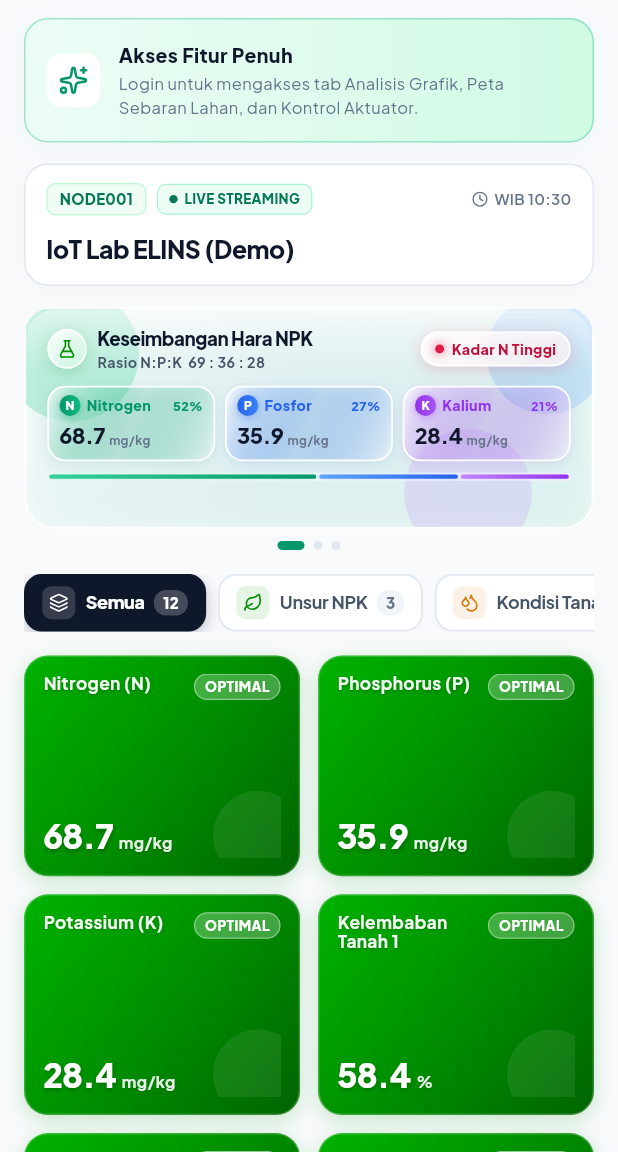
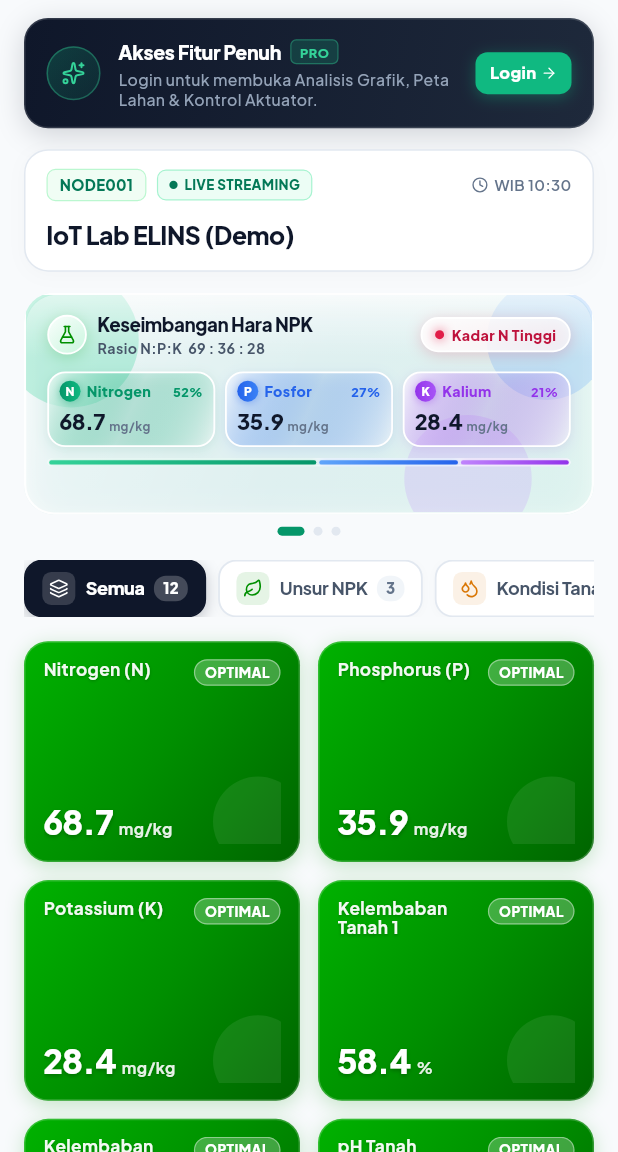
Before and after one commit to hanifnugrahaa/gconnect2026-mobile, a Flutter app: the screen it shows after launch, on a phone screen of 412 x 824 dp, the part 84-1236 px from its top. Run offline on Flutter 3.47's test engine with Material 3 defaults, Android fonts, the phone set to English and light mode, and no system bars; our stand-ins replace fl_chart, flutter_map, flutter_riverpod, flutter_secure_storage, google_fonts, latlong2 and 2 more; network calls fail.

Commit message:
style(guest): redesign Akses Fitur Penuh banner into elegant Midnight Obsidian VIP CTA

```diff
--- a/lib/presentation/screens/guest_dashboard_screen.dart
+++ b/lib/presentation/screens/guest_dashboard_screen.dart
@@ -121,47 +121,155 @@ class _GuestDashboardScreenState extends ConsumerState<GuestDashboardScreen> {
                 child: Column(
                   crossAxisAlignment: CrossAxisAlignment.start,
                   children: [
-                    // Modern Gradient Guest CTA Banner
-                    Container(
-                      padding: const EdgeInsets.all(14),
+                    // Elegant Midnight Obsidian VIP Guest CTA Banner
+                    Material(
+                      color: Colors.transparent,
+                      borderRadius: BorderRadius.circular(16),
+                      child: InkWell(
+                        onTap: () {
+                          ref.read(authProvider.notifier).goToLogin();
+                        },
+                        borderRadius: BorderRadius.circular(16),
+                        child: Container(
+                          padding: const EdgeInsets.symmetric(horizontal: 14, vertical: 12),
                           decoration: BoxDecoration(
                             gradient: const LinearGradient(
-                          colors: [Color(0xFFECFDF5), Color(0xFFD1FAE5)],
+                              begin: Alignment.topLeft,
+                              end: Alignment.bottomRight,
+                              colors: [Color(0xFF0F172A), Color(0xFF1E293B)],
                             ),
                             borderRadius: BorderRadius.circular(16),
-                        border: Border.all(color: AppColors.primaryLight.withOpacity(0.35)),
+                            border: Border.all(
+                              color: Colors.white.withOpacity(0.14),
+                              width: 1,
+                            ),
                             boxShadow: [
-                          BoxShadow(color: AppColors.primary.withOpacity(0.04), blurRadius: 10, offset: const Offset(0, 2)),
+                              BoxShadow(
+                                color: const Color(0xFF0F172A).withOpacity(0.18),
+                                blurRadius: 16,
+                                offset: const Offset(0, 4),
+                              ),
                             ],
                           ),
                           child: Row(
                             children: [
+                              // Sparkles Icon Capsule with Emerald Glow
                               Container(
-                            padding: const EdgeInsets.all(8),
+                                padding: const EdgeInsets.all(9),
                                 decoration: BoxDecoration(
-                              color: Colors.white,
-                              borderRadius: BorderRadius.circular(10),
+                                  gradient: LinearGradient(
+                                    begin: Alignment.topLeft,
+                                    end: Alignment.bottomRight,
+                                    colors: [
+                                      const Color(0xFF10B981).withOpacity(0.24),
+                                      const Color(0xFF059669).withOpacity(0.12),
+                                    ],
                                   ),
-                            child: const Icon(LucideIcons.sparkles, color: AppColors.primary, size: 20),
+                                  shape: BoxShape.circle,
+                                  border: Border.all(
+                                    color: const Color(0xFF34D399).withOpacity(0.35),
+                                    width: 1,
+                                  ),
+                                ),
+                                child: const Icon(
+                                  LucideIcons.sparkles,
+                                  color: Color(0xFF34D399),
+                                  size: 16,
+                                ),
                               ),
                               const SizedBox(width: 12),
-                          const Expanded(
+
+                              // Text Description
+                              Expanded(
                                 child: Column(
                                   crossAxisAlignment: CrossAxisAlignment.start,
                                   children: [
+                                    Row(
+                                      children: [
+                                        const Text(
+                                          'Akses Fitur Penuh',
+                                          style: TextStyle(
+                                            fontWeight: FontWeight.w900,
+                                            fontSize: 13,
+                                            color: Colors.white,
+                                            letterSpacing: -0.2,
+                                          ),
+                                        ),
+                                        const SizedBox(width: 6),
+                                        Container(
+                                          padding: const EdgeInsets.symmetric(horizontal: 5.5, vertical: 1.5),
+                                          decoration: BoxDecoration(
+                                            color: const Color(0xFF10B981).withOpacity(0.20),
+                                            borderRadius: BorderRadius.circular(4),
+                                            border: Border.all(
+                                              color: const Color(0xFF34D399).withOpacity(0.35),
+                                              width: 0.8,
+                                            ),
+                                          ),
+                                          child: const Text(
+                                            'PRO',
+                                            style: TextStyle(
+                                              fontSize: 8.5,
+                                              fontWeight: FontWeight.w900,
+                                              color: Color(0xFF34D399),
+                                              letterSpacing: 0.3,
+                                            ),
+                                          ),
+                                        ),
+                                      ],
+                                    ),
+                                    const SizedBox(height: 2.5),
+                                    const Text(
+                                      'Login untuk membuka Analisis Grafik, Peta Lahan & Kontrol Aktuator.',
+                                      style: TextStyle(
+                                        fontSize: 10.5,
+                                        fontWeight: FontWeight.w500,
+                                        color: Color(0xFF94A3B8),
+                                        height: 1.25,
+                                      ),
+                                    ),
+                                  ],
+                                ),
+                              ),
+                              const SizedBox(width: 8),
+
+                              // Sleek Action Button
+                              Container(
+                                padding: const EdgeInsets.symmetric(horizontal: 9.5, vertical: 6),
+                                decoration: BoxDecoration(
+                                  color: const Color(0xFF10B981),
+                                  borderRadius: BorderRadius.circular(8),
+                                  boxShadow: [
+                                    BoxShadow(
+                                      color: const Color(0xFF10B981).withOpacity(0.35),
+                                      blurRadius: 8,
+                                      offset: const Offset(0, 2),
+                                    ),
+                                  ],
+                                ),
+                                child: const Row(
+                                  mainAxisSize: MainAxisSize.min,
+                                  children: [
                                     Text(
-                                  'Akses Fitur Penuh',
-                                  style: TextStyle(fontWeight: FontWeight.w800, fontSize: 13, color: AppColors.textPrimary),
+                                      'Login',
+                                      style: TextStyle(
+                                        color: Colors.white,
+                                        fontWeight: FontWeight.w800,
+                                        fontSize: 11,
                                       ),
-                                SizedBox(height: 2),
-                                Text(
-                                  'Login untuk mengakses tab Analisis Grafik, Peta Sebaran Lahan, dan Kontrol Aktuator.',
-                                  style: TextStyle(fontSize: 11, color: AppColors.textSecondary),
+                                    ),
+                                    SizedBox(width: 3),
+                                    Icon(
+                                      LucideIcons.arrowRight,
+                                      size: 11,
+                                      color: Colors.white,
                                     ),
                                   ],
                                 ),
                               ),
                             ],
+                          ),
+                        ),
                       ),
                     ),
                     const SizedBox(height: 14),
```
Lines whose indentation alone changed are shown as unchanged.
